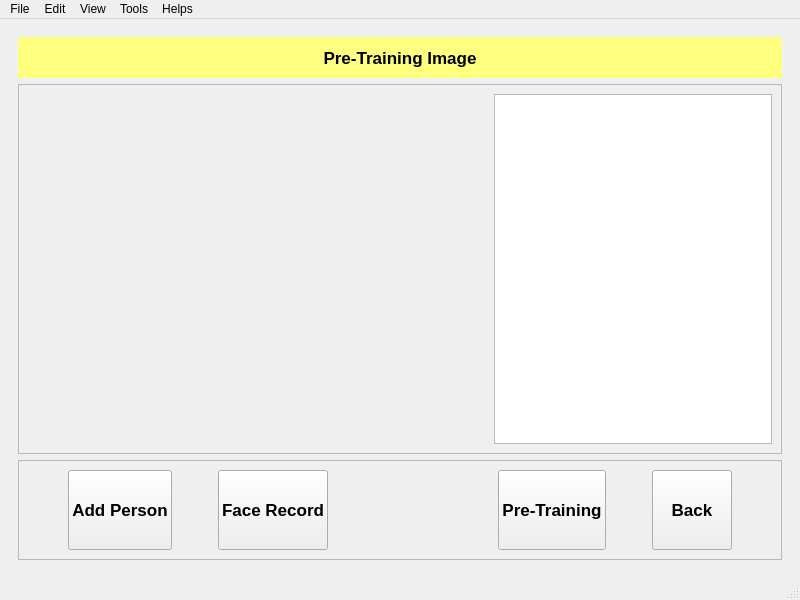
First picture: the form in MainLoop.ui, repository patradanai/Facenet-PTL, before the edit.
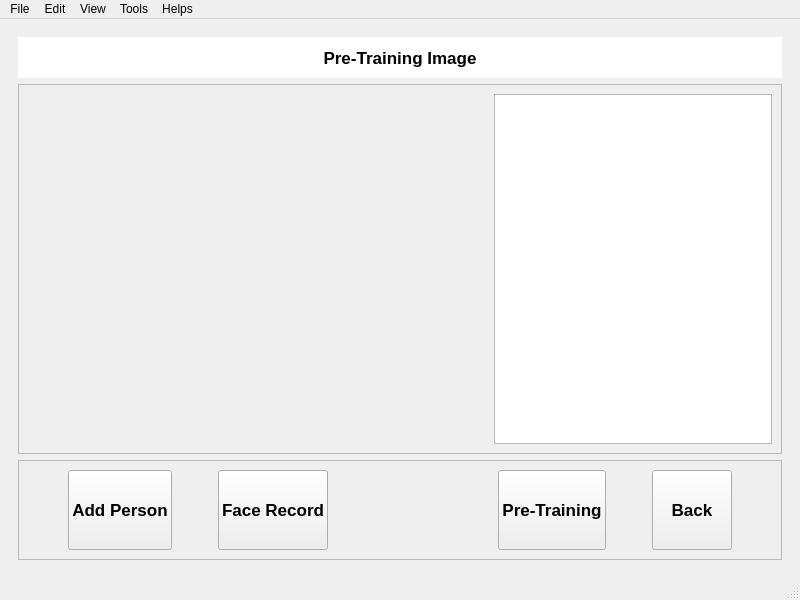
Second picture: the form after the edit. The open tabs and pages were chosen to show the change.

```diff
--- a/MainLoop.ui
+++ b/MainLoop.ui
@@ -271,7 +271,7 @@
            </font>
           </property>
           <property name="styleSheet">
-           <string notr="true">background-color: rgb(255, 255, 127);</string>
+           <string notr="true">background-color:rgb(255, 255, 255)</string>
           </property>
           <property name="text">
            <string>Pre-Training Image</string>
```
Left out of the diff: 8 changed lines with no effect on the pictures. Lines whose indentation alone changed are shown as unchanged.
